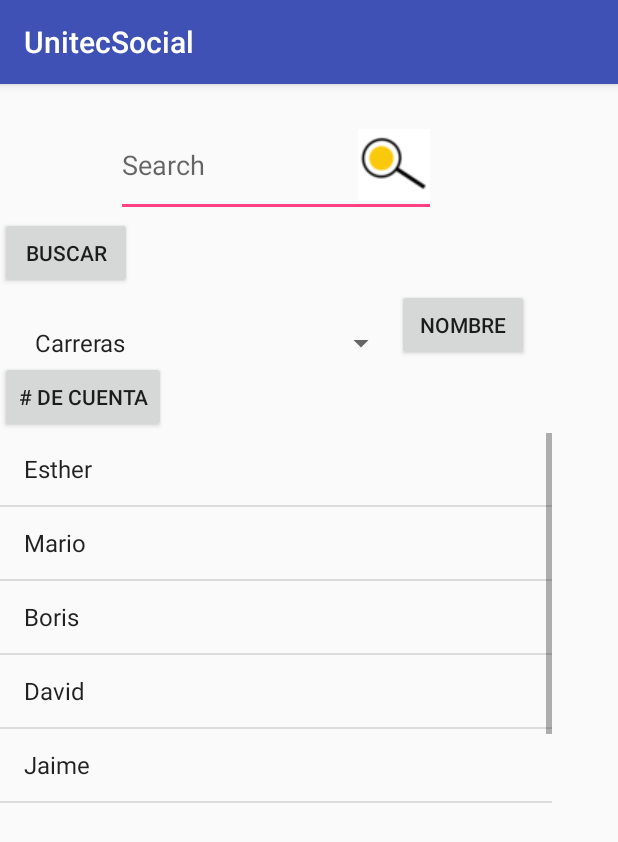
After one commit to miguelhasbun/UnitecSocial, an Android app: the Busqueda_General screen opened directly, with no data from a screen before it, on a phone screen of 412 x 824 dp. The commit adds this screen. Shown: the top 842 px of the screen. Run offline under Robolectric (Android 15) with nearby library versions, the phone set to English and light mode, and no system bars.

Commit message:
App Red Social terminada!

```diff
--- a/app/src/main/AndroidManifest.xml
+++ b/app/src/main/AndroidManifest.xml
@@ -30,7 +30,8 @@
         <activity android:name=".Contactos" />
         <activity android:name=".Configuracion" />
         <activity android:name=".Reproductor" />
-        <activity android:name=".AgregarContacto"></activity>
+        <activity android:name=".AgregarContacto" />
+        <activity android:name=".Busqueda_General"></activity>
     </application>
 
 </manifest>
--- /dev/null
+++ b/app/src/main/java/com/example/miguelpaz/unitecsocial/Busqueda_General.java
@@ -0,0 +1,29 @@
+package com.example.miguelpaz.unitecsocial;
+
+import android.content.Intent;
+import android.support.v7.app.AppCompatActivity;
+import android.os.Bundle;
+import android.view.View;
+import android.widget.Toast;
+
+public class Busqueda_General extends AppCompatActivity {
+
+    @Override
+    protected void onCreate(Bundle savedInstanceState) {
+        super.onCreate(savedInstanceState);
+        setContentView(R.layout.activity_busqueda__general);
+    }
+
+    public void callprofile(View view){
+        Intent i= new Intent(this, AgregarContacto.class);
+        startActivity(i);
+    }
+
+    public void nombre(View view){
+        Toast.makeText(this, "Ahora puede buscar contactos por nombre", Toast.LENGTH_SHORT).show();
+    }
+
+    public void cuenta(View view){
+        Toast.makeText(this, "Ahora puede buscar contactos por numero de cuenta", Toast.LENGTH_SHORT).show();
+    }
+}
--- a/app/src/main/java/com/example/miguelpaz/unitecsocial/MainActivity.java
+++ b/app/src/main/java/com/example/miguelpaz/unitecsocial/MainActivity.java
@@ -25,10 +25,7 @@ public class MainActivity extends AppCompatActivity {
         Intent i= new Intent(this, Perfil.class);
         startActivity(i);
     }
-    public void callmensajes(View view){
-        Intent i= new Intent(this, Mensajeria.class);
-        startActivity(i);
-    }
+
 
     public void callreproductor(View view){
         Intent i= new Intent(this, Reproductor.class);
--- a/app/src/main/java/com/example/miguelpaz/unitecsocial/Perfil.java
+++ b/app/src/main/java/com/example/miguelpaz/unitecsocial/Perfil.java
@@ -100,7 +100,7 @@ public class Perfil extends AppCompatActivity {
             Intent id= new Intent(this, Configuracion.class);
             startActivity(id);
         }else if (op.equals("Agregar Contacto")){
-            Intent a= new Intent(this, AgregarContacto.class);
+            Intent a= new Intent(this, Busqueda_General.class);
             startActivity(a);
         }
 
--- /dev/null
+++ b/app/src/main/res/layout/activity_busqueda__general.xml
@@ -0,0 +1,72 @@
+<?xml version="1.0" encoding="utf-8"?>
+<android.support.constraint.ConstraintLayout xmlns:android="http://schemas.android.com/apk/res/android"
+    xmlns:app="http://schemas.android.com/apk/res-auto"
+    xmlns:tools="http://schemas.android.com/tools"
+    android:layout_width="match_parent"
+    android:layout_height="match_parent"
+    tools:context="com.example.miguelpaz.unitecsocial.Busqueda_General">
+
+    <LinearLayout
+        android:layout_width="368dp"
+        android:layout_height="495dp"
+        android:gravity="center"
+        android:orientation="vertical">
+
+        <EditText
+            android:id="@+id/editText3"
+            android:layout_width="wrap_content"
+            android:layout_height="wrap_content"
+            android:layout_marginTop="20dp"
+            android:ems="10"
+            android:inputType="textPersonName"
+            android:hint="Search"
+            android:drawableRight="@drawable/lupa"
+            />
+
+        <Button
+            android:layout_width="wrap_content"
+            android:layout_height="wrap_content"
+            android:layout_gravity="left"
+            android:onClick="callprofile"
+            android:text="buscar"/>
+        <LinearLayout
+            android:layout_width="match_parent"
+            android:layout_height="wrap_content"
+            android:gravity="center"
+            android:orientation="horizontal">
+
+
+
+            <Spinner
+                android:layout_width="wrap_content"
+                android:layout_height="wrap_content"
+                android:layout_gravity="bottom"
+                android:entries="@array/arreglo"
+                >
+
+            </Spinner>
+
+            <Button
+                android:layout_width="wrap_content"
+                android:layout_height="wrap_content"
+                android:layout_gravity="right"
+                android:text="Nombre"
+                android:onClick="nombre"
+                />
+        </LinearLayout>
+
+        <Button
+            android:layout_width="wrap_content"
+            android:layout_height="wrap_content"
+            android:layout_gravity="left"
+            android:onClick="cuenta"
+            android:text="# de Cuenta"/>
+
+        <ListView
+            android:layout_width="match_parent"
+            android:layout_height="match_parent"
+            android:entries="@array/Contactos"
+            ></ListView>
+
+    </LinearLayout>
+</android.support.constraint.ConstraintLayout>
--- a/app/src/main/res/values/strings.xml
+++ b/app/src/main/res/values/strings.xml
@@ -9,4 +9,23 @@
 
     <!-- TODO: Remove or change this placeholder text -->
     <string name="hello_blank_fragment">Hello blank fragment</string>
+
+
+    <string-array name="arreglo">
+        <item>Carreras</item>
+        <item>Ingenieria en Sistemas</item>
+        <item>Ingenieria en Mecatronica</item>
+        <item>Ingenieria Industrial</item>
+    </string-array>
+
+
+    <string-array name="Contactos">
+        <item>Esther</item>
+        <item>Mario</item>
+        <item>Boris</item>
+        <item>David</item>
+        <item>Jaime</item>
+        <item>Juan</item>
+        <item>Sergio</item>
+    </string-array>
 </resources>
```
